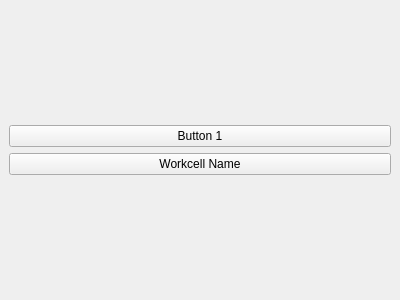
Above: Anders plugin/firstPlugIn.ui from AndersEllinge/Bachelor-F17 before the change. Below: the same form after it.
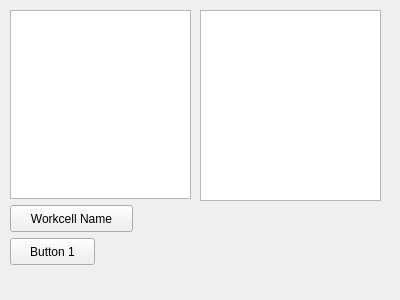
That is the form after the change.

```diff
--- a/Anders plugin/firstPlugIn.ui
+++ b/Anders plugin/firstPlugIn.ui
@@ -14,26 +14,52 @@
    <string>DockWidget</string>
   </property>
   <widget class="QWidget" name="dockWidgetContents">
-   <layout class="QVBoxLayout" name="verticalLayout_2">
-    <item>
-     <layout class="QVBoxLayout" name="verticalLayout">
-      <item>
+   <widget class="QListView" name="listView">
+    <property name="geometry">
+     <rect>
+      <x>200</x>
+      <y>10</y>
+      <width>181</width>
+      <height>191</height>
+     </rect>
+    </property>
+   </widget>
        <widget class="QPushButton" name="pushBtn1">
+    <property name="geometry">
+     <rect>
+      <x>10</x>
+      <y>238</y>
+      <width>85</width>
+      <height>27</height>
+     </rect>
+    </property>
         <property name="text">
          <string>Button 1</string>
         </property>
        </widget>
-      </item>
-      <item>
        <widget class="QPushButton" name="workcellBtn">
+    <property name="geometry">
+     <rect>
+      <x>10</x>
+      <y>205</y>
+      <width>123</width>
+      <height>27</height>
+     </rect>
+    </property>
         <property name="text">
          <string>Workcell Name</string>
         </property>
        </widget>
-      </item>
-     </layout>
-    </item>
-   </layout>
+   <widget class="QTreeView" name="treeView">
+    <property name="geometry">
+     <rect>
+      <x>10</x>
+      <y>10</y>
+      <width>181</width>
+      <height>189</height>
+     </rect>
+    </property>
+   </widget>
   </widget>
  </widget>
  <resources/>
```
Lines whose indentation alone changed are shown as unchanged.
